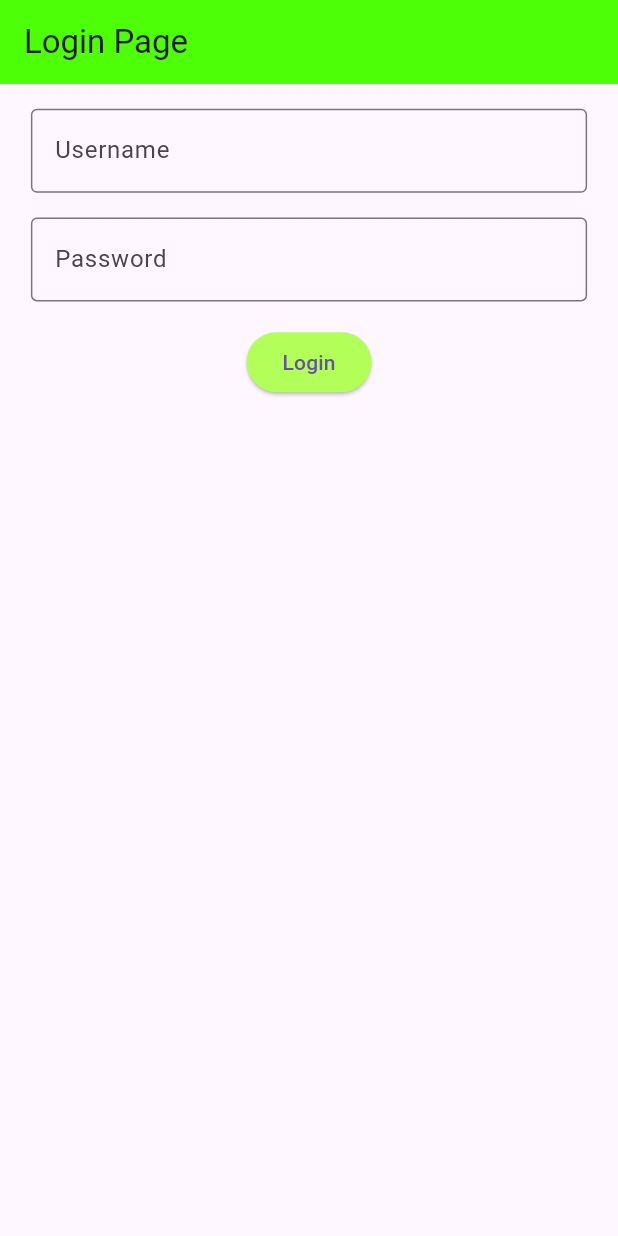
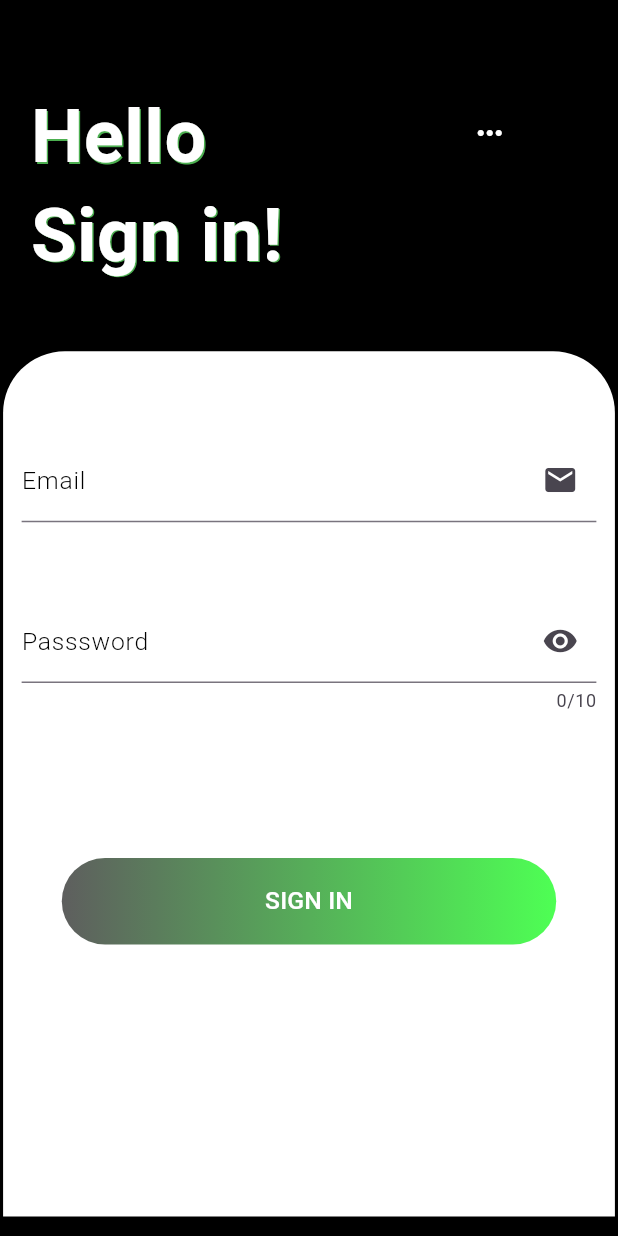
Before and after one commit to MuthukumarThangavel/velga_application_project, a Flutter app: the screen it shows after launch, on a phone screen of 412 x 824 dp. Run offline on Flutter 3.47's test engine with Material 3 defaults, Android fonts, the light colour scheme and no system bars; our stand-ins replace firebase_auth, firebase_core, get; accounts and stored records are empty.

Commit message:
new login page

```diff
--- a/lib/Screens/login_page.dart
+++ b/lib/Screens/login_page.dart
@@ -5,11 +5,18 @@ import 'package:velga_application/Screens/newaccount_page.dart';
 
 import '../auth.dart';
 
-class LoginPage extends StatelessWidget {
+class LoginPage extends StatefulWidget {
   LoginPage({super.key});
 
+  @override
+  State<LoginPage> createState() => _LoginPageState();
+}
+
+class _LoginPageState extends State<LoginPage> {
   TextEditingController emailController = TextEditingController();
+
   TextEditingController passwordController = TextEditingController();
+
   final AuthService _auth = AuthService();
 
   void login() async {
@@ -19,57 +26,185 @@ class LoginPage extends StatelessWidget {
     try {
       await _auth.signIn(email, password);
       Get.snackbar("Success", "Logged in successfully");
-      Get.to(HomePage());
+      Get.off(HomePage());
     } catch (e) {
       Get.snackbar("Error", e.toString());
     }
   }
 
+  bool textVisible = true;
+
   @override
   Widget build(BuildContext context) {
     var size = MediaQuery.of(context).size;
     return Scaffold(
-      appBar: AppBar(
-        backgroundColor: const Color.fromARGB(255, 77, 255, 7),
-        title: const Text('Login Page'),
-      ),
-      body: Container(
-        height: size.height,
-        width: size.width,
+      backgroundColor: Colors.black,
+      appBar: AppBar(backgroundColor: Colors.transparent),
+      body: SingleChildScrollView(
         child: Column(
           children: [
-            SizedBox(height: size.height*0.02,),
-            Padding(
-              padding: EdgeInsets.symmetric(horizontal: size.width*0.05),
+            Row(
+              children: [
+                Container(
+                  margin: EdgeInsets.only(left: size.height * 0.025),
+
+                  height: size.height * 0.08,
+                  child: Text(
+                    "Hello",
+                    style: TextStyle(
+                      fontSize: size.height * 0.06,
+                      fontWeight: FontWeight.bold,
+                      color: Colors.white,
+                      shadows: [
+                        Shadow(color: Colors.green, offset: Offset(1, 1)),
+                      ],
+                    ),
+                  ),
+                ),
+
+                Container(
+                  margin: EdgeInsets.only(left: size.height * 0.20),
+                  child: IconButton(
+                    onPressed: () {},
+                    icon: Icon(Icons.more_horiz_outlined, color: Colors.white),
+                  ),
+                ),
+              ],
+            ),
+            SizedBox(height: size.height * 0.00),
+
+            Row(
+              children: [
+                Container(
+                  margin: EdgeInsets.only(
+                    bottom: size.height * 0.03,
+                    left: size.height * 0.025,
+                  ),
+                  child: Text(
+                    "Sign in!",
+                    style: TextStyle(
+                      fontSize: size.height * 0.06,
+                      fontWeight: FontWeight.bold,
+                      color: Colors.white,
+                      shadows: [
+                        Shadow(color: Colors.green, offset: Offset(1, 1)),
+                      ],
+                    ),
+                  ),
+                ),
+              ],
+            ),
+            SizedBox(height: size.height * 0.02),
+
+            Container(
+              height: size.height * 0.7,
+              width: size.width * 0.99,
+
+              decoration: BoxDecoration(
+                borderRadius: BorderRadius.only(
+                  topLeft: Radius.circular(size.width * 0.10),
+                  topRight: Radius.circular(size.width * 0.10),
+                ),
+                color: Colors.white,
+              ),
+
+              child: Column(
+                children: [
+                  SizedBox(height: size.height * 0.07),
+                  Row(
+                    mainAxisAlignment: MainAxisAlignment.center,
+                    children: [
+                      Center(
+                        child: Container(
+                          width: size.width * 0.93,
+                          height: size.height * 0.08,
                           child: TextFormField(
                             controller: emailController,
                             decoration: InputDecoration(
-                  labelText: 'Username',
-                  border: OutlineInputBorder(),
+                              labelText: "Email",
+                              hintText: "Enter your email",
+                              labelStyle: TextStyle(
+                                fontSize: size.height * 0.02,
+                                fontWeight: FontWeight.w300,
+                                color: Colors.black,
+                              ),
+                              suffixIcon: Icon(Icons.email),
+                            ),
+                            keyboardType: TextInputType.name,
                           ),
                         ),
                       ),
-            SizedBox(height: size.height*0.02,),
-            Padding(
-              padding: EdgeInsets.symmetric(horizontal: size.width*0.05),
+                    ],
+                  ),
+                  SizedBox(height: size.height * 0.05),
+
+                  Row(
+                    mainAxisAlignment: MainAxisAlignment.center,
+                    children: [
+                      Container(
+                        width: size.width * 0.93,
+                        height: size.height * 0.09,
+
                         child: TextFormField(
                           controller: passwordController,
                           decoration: InputDecoration(
-                  labelText: 'Password',
-                  border: OutlineInputBorder(),
+                            labelText: "Passsword",
+                            hintText: "Enter your Password",
+                            labelStyle: TextStyle(
+                              fontSize: size.height * 0.02,
+                              fontWeight: FontWeight.w300,
+                              color: Colors.black,
+                            ),
+                            suffixIcon: IconButton(
+                              onPressed: () {
+                                setState(() {
+                                  textVisible = !textVisible;
+                                });
+                              },
+                              icon: textVisible
+                                  ? Icon(Icons.visibility)
+                                  : Icon(Icons.visibility_off),
+                            ),
+                          ),
+                          keyboardType: TextInputType.text,
+                          obscureText: textVisible,
+                          maxLength: 10,
+                        ),
+                      ),
+                    ],
+                  ),
+
+                  Container(
+                    margin: EdgeInsets.only(top: size.height * 0.12),
+                    width: size.width * 0.80,
+                    height: size.height * 0.07,
+                    decoration: BoxDecoration(
+                      gradient: LinearGradient(
+                        colors: [
+                          const Color.fromARGB(255, 78, 255, 84),
+                          const Color.fromARGB(255, 94, 94, 94),
+                        ],
+                        begin: Alignment.centerRight,
+                        end: Alignment.centerLeft,
+                      ),
+                      borderRadius: BorderRadius.circular(30),
+                    ),
+
+                    child: TextButton(
+                      onPressed: () {
+                        login();
+                      },
+                      child: Text(
+                        "SIGN IN",
+                        style: TextStyle(
+                          color: Colors.white,
+                          fontSize: size.height * 0.02,
                         ),
                       ),
                     ),
-            SizedBox(height: size.height*0.02,),
-            ElevatedButton(
-              style: ElevatedButton.styleFrom(
-                backgroundColor: Colors.lightGreenAccent
                   ),
-              onPressed: () {
-                login();
-                // Get.to(HomePage());
-              },
-              child: const Text('Login'),
+                ],
+              ),
             ),
           ],
         ),
--- /dev/null
+++ b/lib/Screens/splash_screen.dart
@@ -0,0 +1,45 @@
+import 'dart:async';
+import 'package:flutter/material.dart';
+import 'package:get/get.dart';
+import 'package:velga_application/Screens/login_page.dart';
+import 'package:velga_application/Screens/home_page.dart';
+import 'package:firebase_auth/firebase_auth.dart';
+
+class SplashScreen extends StatefulWidget {
+  @override
+  State<SplashScreen> createState() => _SplashScreenState();
+}
+
+class _SplashScreenState extends State<SplashScreen> {
+  @override
+  void initState() {
+    super.initState();
+    // Simulate loading time, then check auth and navigate.
+    Timer(Duration(seconds: 2), () {
+      final user = FirebaseAuth.instance.currentUser;
+      if (user != null) {
+        Get.offAll(() => HomePage());
+      } else {
+        Get.offAll(() => LoginPage());
+      }
+    });
+  }
+
+  @override
+  Widget build(BuildContext context) {
+    return Scaffold(
+      body: Center(
+        child: Column(
+          mainAxisAlignment: MainAxisAlignment.center,
+          children: [
+            FlutterLogo(size: 80),
+            SizedBox(height: 20),
+            Text('VELGA Pvt Ltd', style: TextStyle(fontSize: 20)),
+            SizedBox(height: 10),
+            CircularProgressIndicator(),
+          ],
+        ),
+      ),
+    );
+  }
+}
--- a/lib/main.dart
+++ b/lib/main.dart
@@ -5,6 +5,7 @@ import 'package:velga_application/Screens/login_page.dart';
 import 'package:firebase_core/firebase_core.dart';
 import 'package:velga_application/auth.dart';
 import 'Screens/home_page.dart';
+import 'Screens/splash_screen.dart';
 import 'firebase_options.dart';
 
 void main() async {
@@ -22,18 +23,7 @@ class MyApp extends StatelessWidget {
   Widget build(BuildContext context) {
     return GetMaterialApp(
       debugShowCheckedModeBanner: false, // Optional
-      home: StreamBuilder<User?>(
-        stream: AuthService().userStream,
-        builder: (context, snapshot) {
-          if (snapshot.connectionState == ConnectionState.waiting) {
-            return const Center(child: CircularProgressIndicator());
-          }
-          if (snapshot.hasData) {
-            return HomePage();
-          }
-          return LoginPage();
-        },
-      ),
+      home: SplashScreen(),
     );
   }
 }
```
Also changed, not shown: lib/Screens/home_page.dart (line endings or trailing spaces), 2 other files. Lines whose indentation alone changed are shown as unchanged.
